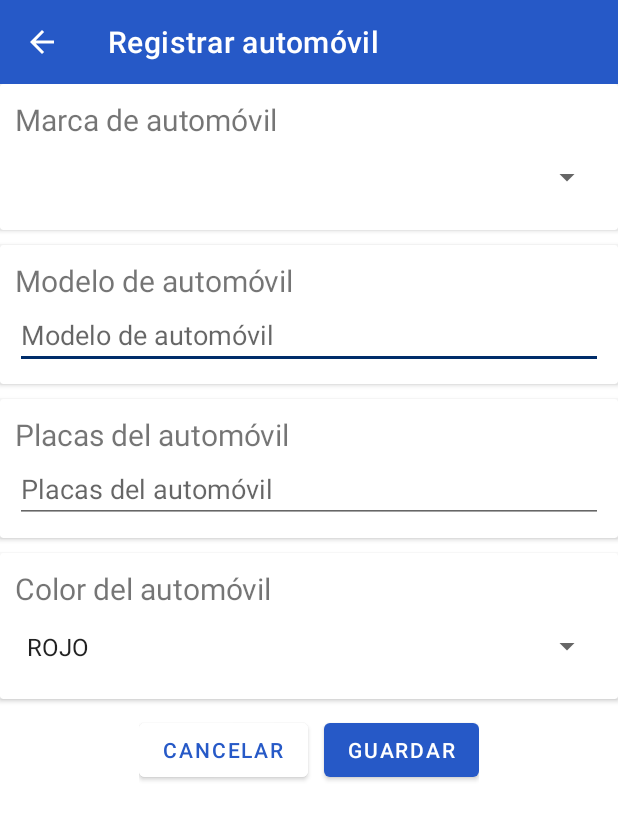
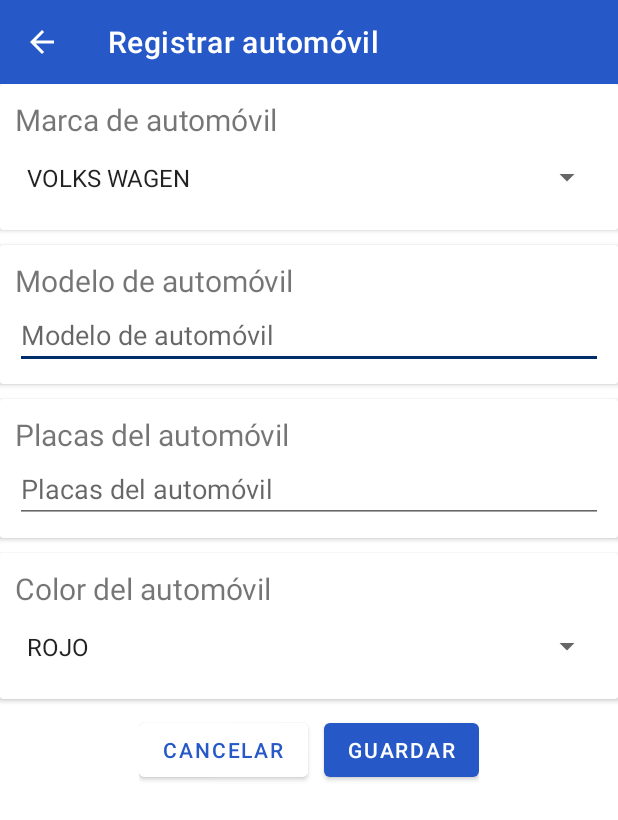
Before and after one commit to guslg325/ComSafeApp, an Android app: the CarAddActivity screen opened directly, with no data from a screen before it, on a phone screen of 412 x 824 dp. Shown: the top 820 px of the screen. Run offline under Robolectric (Android 15) with nearby library versions, the phone set to English and light mode, and no system bars; our stand-ins replace Volley.

Commit message:
Added functionality for adding a car

```diff
--- a/app/src/main/java/ViewController/CarAddActivity.java
+++ b/app/src/main/java/ViewController/CarAddActivity.java
@@ -1,18 +1,28 @@
 package ViewController;
 
+import android.content.*;
 import android.os.Bundle;
 import android.view.View;
-import android.widget.ArrayAdapter;
-import android.widget.Spinner;
-
+import android.widget.*;
+import androidx.annotation.Nullable;
 import androidx.appcompat.app.AppCompatActivity;
 import androidx.appcompat.widget.Toolbar;
+import androidx.fragment.app.DialogFragment;
+import android.view.View.OnClickListener;
+import com.android.volley.*;
+import com.android.volley.toolbox.*;
+import com.example.comsafe.R;
+import org.json.JSONObject;
+import java.util.*;
+import Dialogs.*;
 
-import com.example.comsafe.R;
-
-public class CarAddActivity extends AppCompatActivity {
+public class CarAddActivity extends AppCompatActivity implements OnClickListener{
     Toolbar jtb;
-    Spinner carColor;
+    Spinner carColor, marcas;
+    Button save,cancel;
+    EditText placas,modelo;
+    String contrato,curp;
+    SharedPreferences sp;
 
     @Override
     protected void onCreate(Bundle savedInstanceState) {
@@ -20,11 +30,22 @@ public class CarAddActivity extends AppCompatActivity {
         setContentView(R.layout.activity_car_add);
 
         carColor = findViewById(R.id.spnCarColorAdd);
+        marcas = findViewById(R.id.spnMarcas);
+        save = findViewById(R.id.btnCarAddSave);
+        cancel = findViewById(R.id.btnCarAddCancel);
+        placas = findViewById(R.id.etPlatesCarAdd);
+        modelo = findViewById(R.id.etModeloCarAdd);
+        sp = this.getSharedPreferences("preferencias", Context.MODE_PRIVATE);
 
         //Populate color spinner
         ArrayAdapter<CharSequence> adapter = ArrayAdapter.createFromResource(this, R.array.carColors, android.R.layout.simple_spinner_item);
         adapter.setDropDownViewResource(android.R.layout.simple_spinner_dropdown_item);
         carColor.setAdapter(adapter);
+
+        //Populate brands spinner
+        ArrayAdapter<CharSequence> adapterBrand = ArrayAdapter.createFromResource(this, R.array.arrayCarBrands, android.R.layout.simple_spinner_item);
+        adapterBrand.setDropDownViewResource(android.R.layout.simple_spinner_dropdown_item);
+        marcas.setAdapter(adapterBrand);
 
         //Configure toolbar
         jtb = findViewById(R.id.toolbarCarAdd);
@@ -34,5 +55,80 @@ public class CarAddActivity extends AppCompatActivity {
                 finish();
             }
         });
+
+        //Add button listeners
+        save.setOnClickListener(this);
+        cancel.setOnClickListener(this);
+
+        //Set the curp and contrato from shared preferences
+        curp = sp.getString("CURP","[curp]");
+        contrato = sp.getString("contrato","[num contrato]");
+
+    }
+
+    @Override
+    public void onClick(View v){
+        switch(v.getId()){
+            case R.id.btnCarAddCancel:
+                finish();
+                break;
+            case R.id.btnCarAddSave:
+                registerCar();
+                break;
+            default:
+        }
+    }
+
+    void registerCar(){
+        String url = getString(R.string.dbAPI) + "addCar.php/";
+
+        StringRequest sr = new StringRequest(Request.Method.POST, url, new Response.Listener<String>() {
+            @Override
+            public void onResponse(String response) {
+                if(!response.isEmpty()){
+                    //Si existen datos
+                    try{
+                        JSONObject jsonobj = new JSONObject(response);
+                        if(jsonobj.getBoolean("status")){
+                            //Correct update
+                            DialogFragment success = new CreateAddCarSuccessDialog();
+                            success.show(getSupportFragmentManager(),"update success");
+                        }else{
+                            //Error en update
+                            DialogFragment fail = new CreateAddCarFailureDialog();
+                            fail.show(getSupportFragmentManager(),"update failed");
+                        }
+                    }catch(Exception e){
+                        Toast.makeText(getApplicationContext(),e.getMessage(),Toast.LENGTH_LONG).show();
+                    }
+                }else{
+                    //Error
+                }
+            }
+        }, new Response.ErrorListener() {
+            @Override
+            public void onErrorResponse(VolleyError error) {
+                //Poner dialogo de error
+                DialogFragment dialogo = new CreateComErrorDialog();
+                dialogo.show(getSupportFragmentManager(),"communication error");
+            }
+        }){
+            @Nullable
+            @Override
+            protected Map<String, String> getParams() throws AuthFailureError {
+                //(placas,modelo,marca,color,numcontrato,curp)
+                Map<String,String> parametros = new HashMap<String,String>();
+                parametros.put("placas",placas.getText().toString().toUpperCase());
+                parametros.put("modelo",modelo.getText().toString().toUpperCase());
+                parametros.put("marca",marcas.getSelectedItem().toString());
+                parametros.put("color",carColor.getSelectedItem().toString());
+                parametros.put("numcontrato",contrato);
+                parametros.put("curp",curp);
+                return parametros;
+            }
+        };
+
+        RequestQueue rq = Volley.newRequestQueue(this);
+        rq.add(sr);
     }
 }
--- a/app/src/main/java/ViewController/CarsFragment.java
+++ b/app/src/main/java/ViewController/CarsFragment.java
@@ -77,7 +77,6 @@ public class CarsFragment extends Fragment implements OnClickListener{
     public void onClick(View v){
         switch(v.getId()){
             case R.id.btnAddAutomoviles:
-                //TODO intent to add car
                 Intent itn = new Intent(getContext(), CarAddActivity.class);
                 startActivity(itn);
                 break;
--- a/app/src/main/res/layout/activity_car_add.xml
+++ b/app/src/main/res/layout/activity_car_add.xml
@@ -57,7 +57,7 @@
                         android:textSize="20sp"
                         android:text="@string/tvModelTag"/>
                     <EditText
-                        android:id="@+id/tvModeloCarAdd"
+                        android:id="@+id/etModeloCarAdd"
                         android:layout_width="match_parent"
                         android:layout_height="wrap_content"
                         android:hint="@string/tvModelTag"/>
@@ -111,12 +111,14 @@
                 android:orientation="horizontal"
                 android:layout_gravity="center_horizontal">
                 <Button
+                    android:id="@+id/btnCarAddCancel"
                     android:layout_width="wrap_content"
                     android:layout_height="wrap_content"
                     android:layout_marginEnd="5dp"
                     android:text="@string/btnCancel"
                     style="@style/normalButton"/>
                 <Button
+                    android:id="@+id/btnCarAddSave"
                     android:layout_width="wrap_content"
                     android:layout_height="wrap_content"
                     android:layout_marginStart="5dp"
--- a/app/src/main/res/values/strings.xml
+++ b/app/src/main/res/values/strings.xml
@@ -100,6 +100,32 @@ y de domicilio.</string>
     <string name="dialog_update_car_fail">Error al actualizar los datos.</string>
     <string name="dialog_update_car_confirm">¿Está seguro que desea eliminar este automóvil del sistema?</string>
     <string name="tvTitleCarAdd">Registrar automóvil</string>
+    <string name="brand1">VOLKS WAGEN</string>
+    <string name="brand2">CHEVROLET</string>
+    <string name="brand3">FORD</string>
+    <string name="brand4">KIA</string>
+    <string name="brand5">NISSAN</string>
+    <string name="brand6">GM</string>
+    <string name="brand7">ITALIKA</string>
+    <string name="brand8">VENTO</string>
+    <string name="brand9">CHRYSLER</string>
+    <string name="brand10">HONDA</string>
+    <string name="brand11">HYUNDAI</string>
+    <array name="arrayCarBrands">
+        <item>@string/brand1</item>
+        <item>@string/brand2</item>
+        <item>@string/brand3</item>
+        <item>@string/brand4</item>
+        <item>@string/brand5</item>
+        <item>@string/brand6</item>
+        <item>@string/brand7</item>
+        <item>@string/brand8</item>
+        <item>@string/brand9</item>
+        <item>@string/brand10</item>
+        <item>@string/brand11</item>
+    </array>
+    <string name="dialog_create_car_success">Vehículo registrado con éxito.</string>
+    <string name="dialog_create_car_fail">Error al registrar vehículo.</string>
 
     <!--Reportes-->
     <string name="tvTitleReportes">Reportes</string>
```
Also changed, not shown: app/src/main/java/Dialogs/CreateAddCarFailureDialog.java (added, +25 -0 lines), app/src/main/java/Dialogs/CreateAddCarSuccessDialog.java (added, +25 -0 lines).
